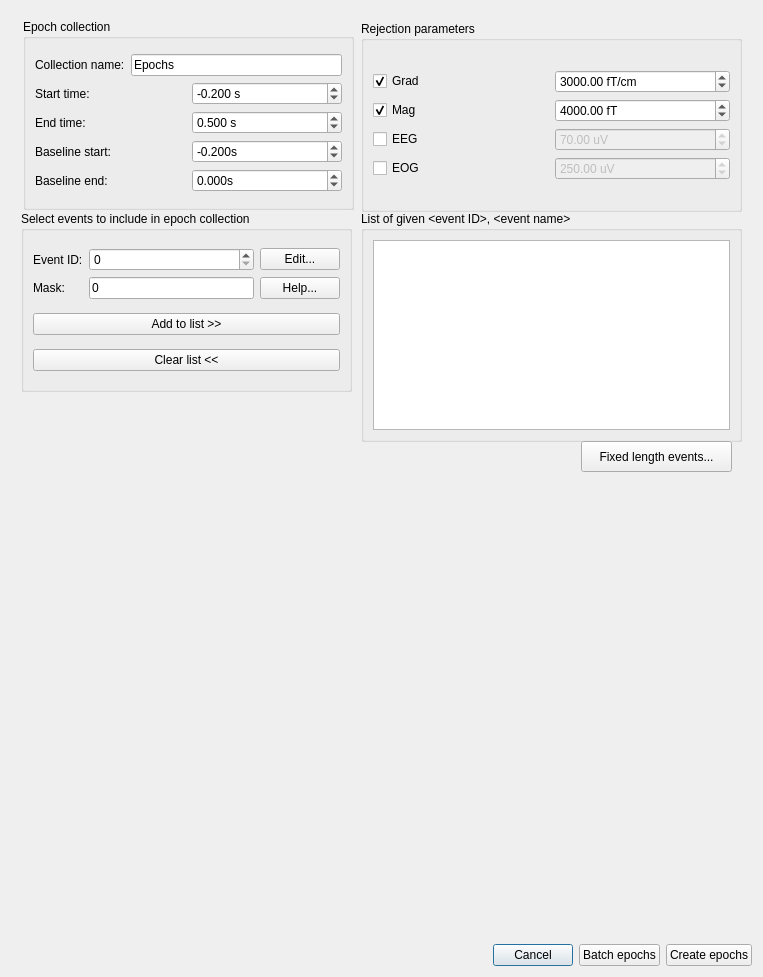
cibr-jyu/meggie, file qt4Designer_ui_files/eventSelectionDialogUi.ui: the form before one commit.
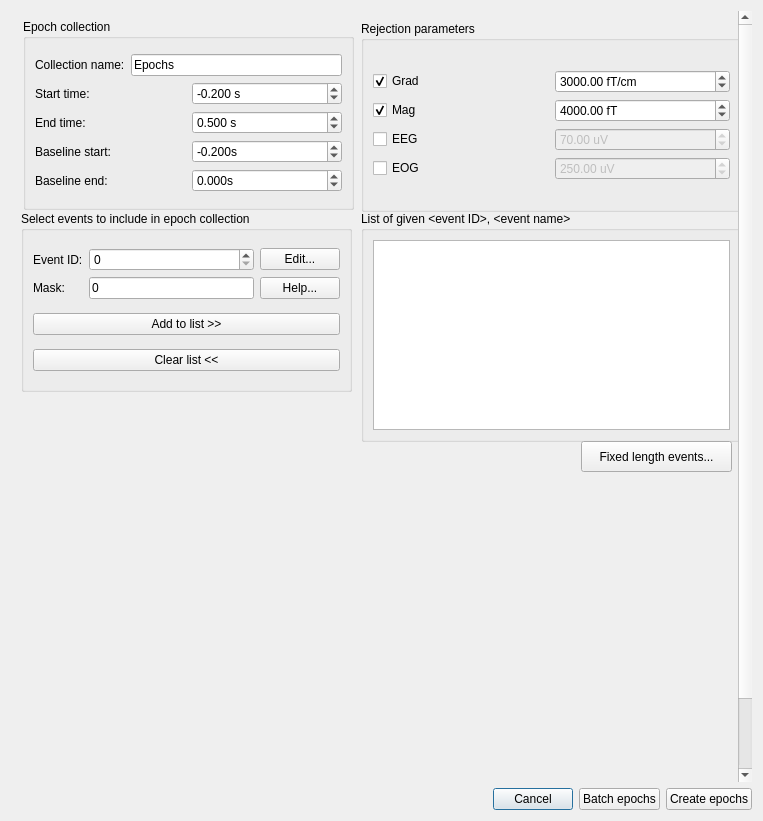
The form after the commit.

What changed in the file:
```diff
--- a/qt4Designer_ui_files/eventSelectionDialogUi.ui
+++ b/qt4Designer_ui_files/eventSelectionDialogUi.ui
@@ -10,7 +10,7 @@
     <x>0</x>
     <y>0</y>
     <width>763</width>
-    <height>977</height>
+    <height>821</height>
    </rect>
   </property>
   <property name="windowTitle">
@@ -92,8 +92,8 @@
        <rect>
         <x>0</x>
         <y>0</y>
-        <width>745</width>
-        <height>928</height>
+        <width>731</width>
+        <height>850</height>
        </rect>
       </property>
       <property name="minimumSize">
```
